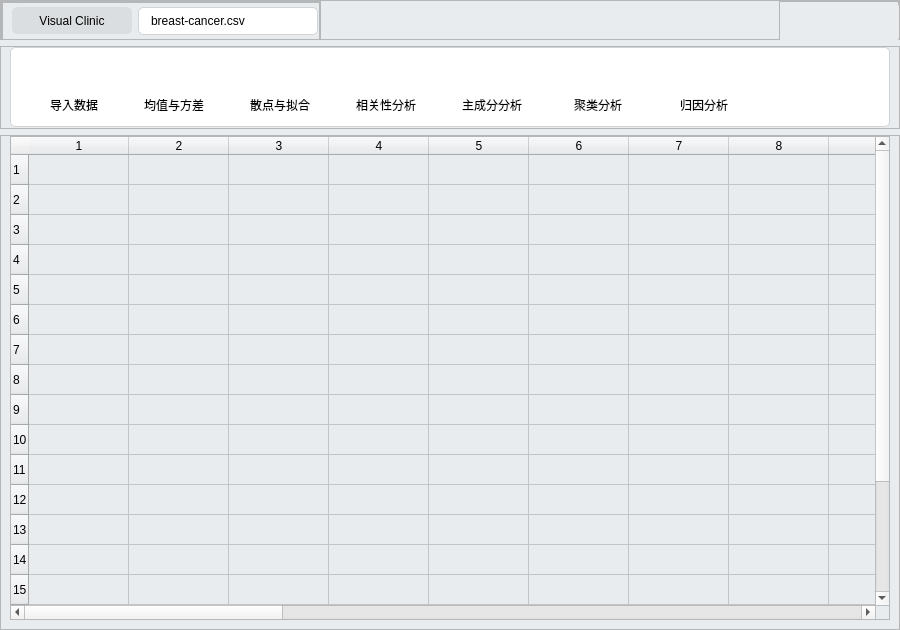
Before: the Qt Designer form visual-clinic/mainwindow.ui in gtxzsxxk/visual-clinic, drawn with Qt 5.
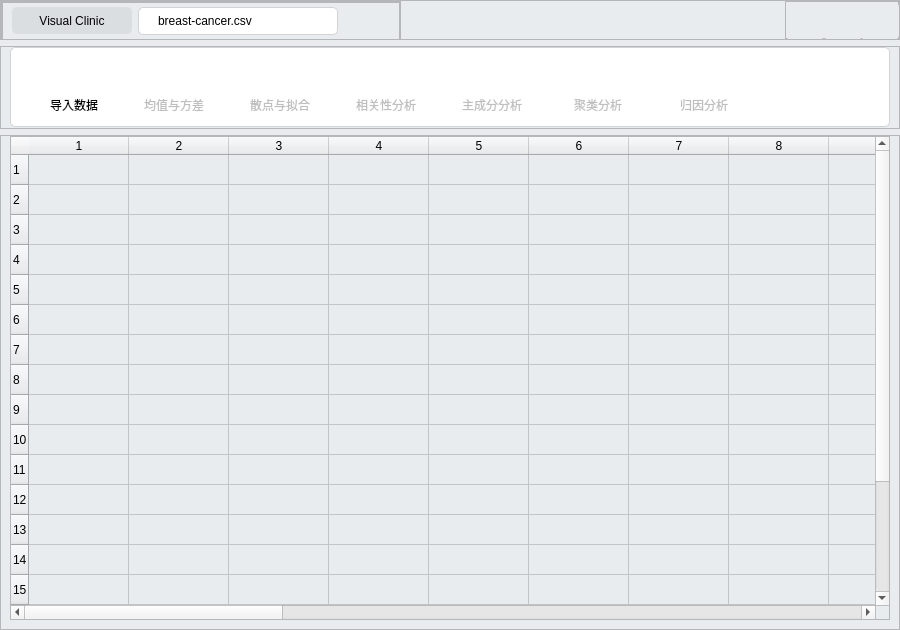
After: the same form once the commit is applied. Icons and pictures are not drawn.

Commit message: fix: bug of the layout stretch

The edit to the form file:
```diff
--- a/visual-clinic/mainwindow.ui
+++ b/visual-clinic/mainwindow.ui
@@ -10,6 +10,12 @@
     <height>630</height>
    </rect>
   </property>
+  <property name="minimumSize">
+   <size>
+    <width>900</width>
+    <height>630</height>
+   </size>
+  </property>
   <property name="windowTitle">
    <string>MainWindow</string>
   </property>
@@ -89,13 +95,13 @@
          </property>
          <property name="minimumSize">
           <size>
-           <width>320</width>
+           <width>400</width>
            <height>40</height>
           </size>
          </property>
          <property name="maximumSize">
           <size>
-           <width>320</width>
+           <width>400</width>
            <height>40</height>
           </size>
          </property>
@@ -123,6 +129,18 @@
           </property>
           <item>
            <widget class="QFrame" name="frame_4">
+            <property name="minimumSize">
+             <size>
+              <width>0</width>
+              <height>38</height>
+             </size>
+            </property>
+            <property name="maximumSize">
+             <size>
+              <width>500</width>
+              <height>38</height>
+             </size>
+            </property>
             <property name="frameShape">
              <enum>QFrame::StyledPanel</enum>
             </property>
@@ -179,13 +197,13 @@
                </property>
                <property name="minimumSize">
                 <size>
-                 <width>180</width>
+                 <width>200</width>
                  <height>28</height>
                 </size>
                </property>
                <property name="maximumSize">
                 <size>
-                 <width>180</width>
+                 <width>200</width>
                  <height>28</height>
                 </size>
                </property>
@@ -290,6 +308,19 @@
                </layout>
               </widget>
              </item>
+             <item>
+              <spacer name="horizontalSpacer">
+               <property name="orientation">
+                <enum>Qt::Horizontal</enum>
+               </property>
+               <property name="sizeHint" stdset="0">
+                <size>
+                 <width>40</width>
+                 <height>20</height>
+                </size>
+               </property>
+              </spacer>
+             </item>
             </layout>
            </widget>
           </item>
@@ -297,16 +328,13 @@
         </widget>
        </item>
        <item>
-        <spacer name="horizontalSpacer">
+        <spacer name="horizontalSpacer_3">
          <property name="orientation">
           <enum>Qt::Horizontal</enum>
          </property>
-         <property name="sizeType">
-          <enum>QSizePolicy::Ignored</enum>
-         </property>
          <property name="sizeHint" stdset="0">
           <size>
-           <width>460</width>
+           <width>40</width>
            <height>20</height>
           </size>
          </property>
@@ -322,14 +350,14 @@
          </property>
          <property name="minimumSize">
           <size>
-           <width>120</width>
-           <height>40</height>
+           <width>114</width>
+           <height>38</height>
           </size>
          </property>
          <property name="maximumSize">
           <size>
-           <width>120</width>
-           <height>40</height>
+           <width>114</width>
+           <height>38</height>
           </size>
          </property>
          <property name="frameShape">
@@ -361,14 +389,14 @@
            <widget class="QPushButton" name="buttonMinimize">
             <property name="minimumSize">
              <size>
-              <width>40</width>
-              <height>40</height>
+              <width>38</width>
+              <height>38</height>
              </size>
             </property>
             <property name="maximumSize">
              <size>
-              <width>40</width>
-              <height>40</height>
+              <width>38</width>
+              <height>38</height>
              </size>
             </property>
             <property name="styleSheet">
@@ -403,14 +431,14 @@
            <widget class="QPushButton" name="buttonMiddle">
             <property name="minimumSize">
              <size>
-              <width>40</width>
-              <height>40</height>
+              <width>38</width>
+              <height>38</height>
              </size>
             </property>
             <property name="maximumSize">
              <size>
-              <width>40</width>
-              <height>40</height>
+              <width>38</width>
+              <height>38</height>
              </size>
             </property>
             <property name="styleSheet">
@@ -445,14 +473,14 @@
            <widget class="QPushButton" name="buttonClose">
             <property name="minimumSize">
              <size>
-              <width>40</width>
-              <height>40</height>
+              <width>38</width>
+              <height>38</height>
              </size>
             </property>
             <property name="maximumSize">
              <size>
-              <width>40</width>
-              <height>40</height>
+              <width>38</width>
+              <height>38</height>
              </size>
             </property>
             <property name="styleSheet">
@@ -680,6 +708,9 @@
           </item>
           <item>
            <widget class="QFrame" name="button_avg">
+            <property name="enabled">
+             <bool>false</bool>
+            </property>
             <property name="minimumSize">
              <size>
               <width>0</width>
@@ -801,6 +832,9 @@
           </item>
           <item>
            <widget class="QFrame" name="button_scatter">
+            <property name="enabled">
+             <bool>false</bool>
+            </property>
             <property name="minimumSize">
              <size>
               <width>0</width>
@@ -922,6 +956,9 @@
           </item>
           <item>
            <widget class="QFrame" name="button_relate">
+            <property name="enabled">
+             <bool>false</bool>
+            </property>
             <property name="minimumSize">
              <size>
               <width>0</width>
@@ -1043,6 +1080,9 @@
           </item>
           <item>
            <widget class="QFrame" name="button_PCA">
+            <property name="enabled">
+             <bool>false</bool>
+            </property>
             <property name="minimumSize">
              <size>
               <width>0</width>
@@ -1164,6 +1204,9 @@
           </item>
           <item>
            <widget class="QFrame" name="button_means">
+            <property name="enabled">
+             <bool>false</bool>
+            </property>
             <property name="minimumSize">
              <size>
               <width>0</width>
@@ -1285,6 +1328,9 @@
           </item>
           <item>
            <widget class="QFrame" name="button_attr">
+            <property name="enabled">
+             <bool>false</bool>
+            </property>
             <property name="minimumSize">
              <size>
               <width>0</width>
```
Left out of the diff: 106 changed lines with no effect on the pictures. The commit also changes 1 other file.
